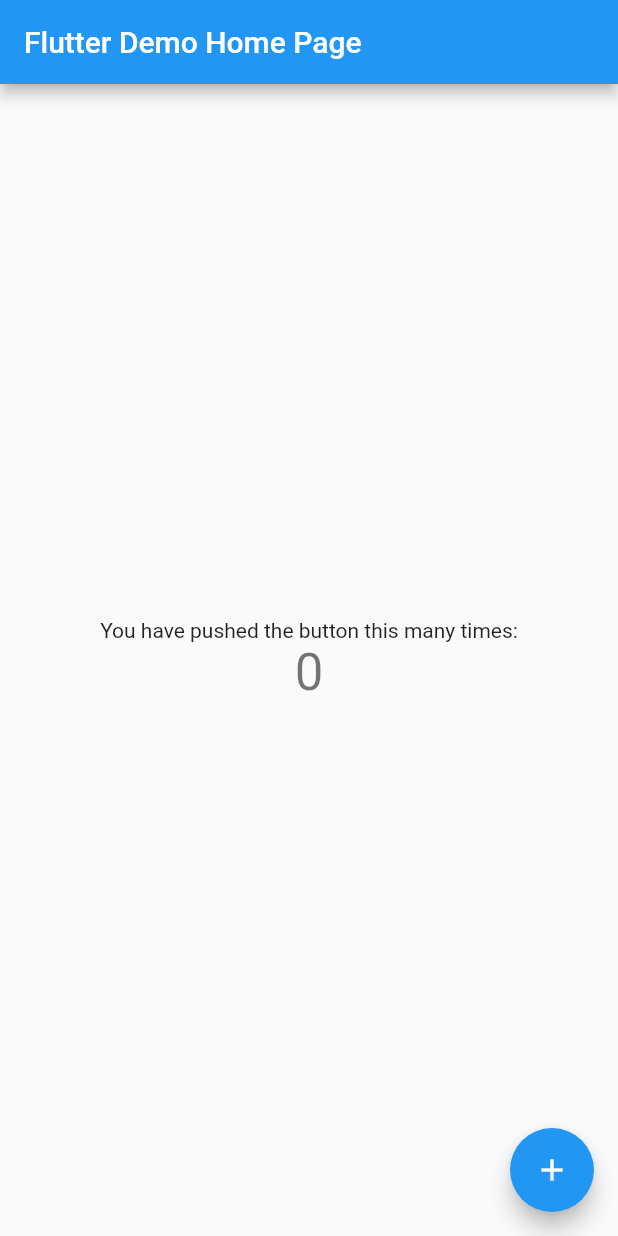
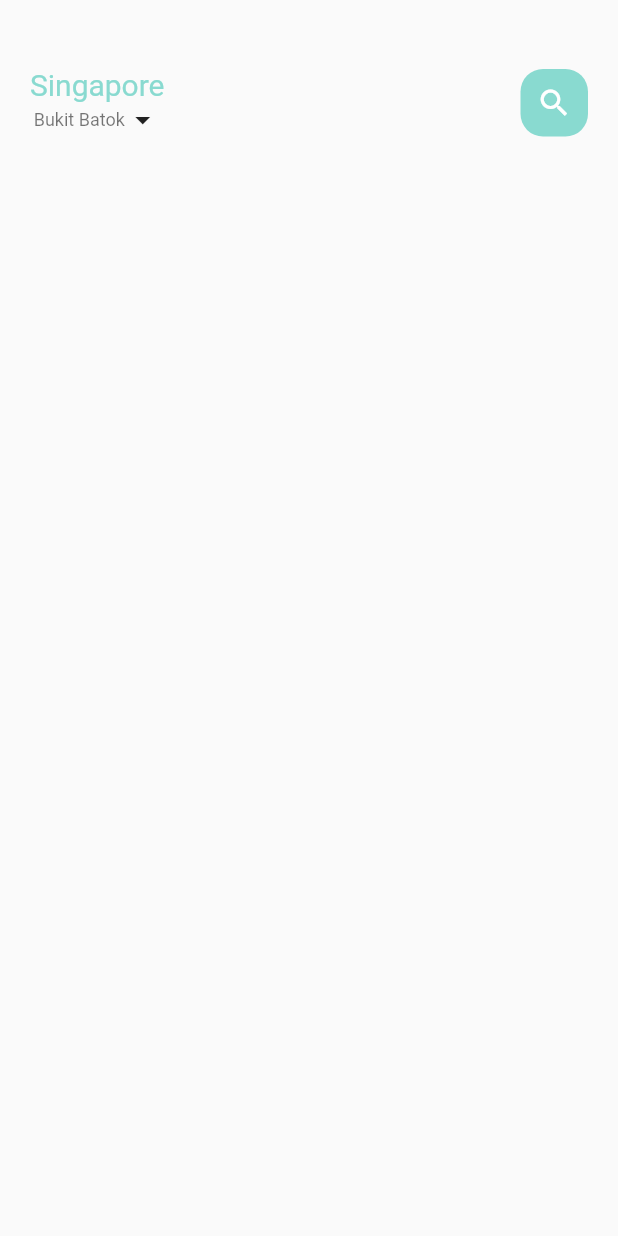
Before and after one commit to Roh00t/foodtastic, a Flutter app: the screen it shows after launch, on a phone screen of 412 x 824 dp. Run offline on Flutter 3.47's test engine with Material 2 defaults, Android fonts, the phone set to English and light mode, and no system bars.

Commit message:
UI header for main food page

```diff
--- /dev/null
+++ b/lib/home/main_food_page.dart
@@ -0,0 +1,59 @@
+import 'package:flutter/material.dart';
+import 'package:foodtastic/utils/colors.dart';
+import 'package:foodtastic/widgets/big_text.dart';
+import 'package:foodtastic/widgets/small_text.dart';
+
+class MainFoodPage extends StatefulWidget {
+  MainFoodPage({Key key}) : super(key: key);
+
+  @override
+  State<MainFoodPage> createState() => _MainFoodPageState();
+}
+
+class _MainFoodPageState extends State<MainFoodPage> {
+  @override
+  Widget build(BuildContext context) {
+    return Scaffold(
+      body: Column(
+        children: [
+          Container(
+            //Scrolling Parameter
+            child: Container(
+              margin: EdgeInsets.only(top: 45, bottom: 15),
+              padding: EdgeInsets.only(left: 20, right: 20),
+              child: Row(
+                mainAxisAlignment: MainAxisAlignment.spaceBetween,
+                children: [
+                  Column(
+                    children: [
+                      BigText(text: 'Singapore',color: AppColors.mainColor,),
+                      Row(
+                        children: [
+                          SmallText(text: 'Bukit Batok',color: Colors.black54,),
+                          Icon(Icons.arrow_drop_down_outlined),
+                        ],
+                      ),
+                    ],
+                  ),
+                  Center(
+                    child: Container(
+                      width: 45,
+                      height: 45,
+                      child: Icon(
+                        Icons.search,
+                        color: Colors.white,
+                      ),
+                      decoration: BoxDecoration(
+                          borderRadius: BorderRadius.circular(15),
+                          color: AppColors.mainColor),
+                    ),
+                  ),
+                ],
+              ),
+            ),
+          ),
+        ],
+      ),
+    );
+  }
+}
--- a/lib/main.dart
+++ b/lib/main.dart
@@ -1,4 +1,5 @@
 import 'package:flutter/material.dart';
+import 'package:foodtastic/home/main_food_page.dart';
 
 void main() {
   runApp(const MyApp());
@@ -11,105 +12,12 @@
   @override
   Widget build(BuildContext context) {
     return MaterialApp(
+      debugShowCheckedModeBanner: false,
       title: 'Flutter Demo',
       theme: ThemeData(
-        // This is the theme of your application.
-        //
-        // Try running your application with "flutter run". You'll see the
-        // application has a blue toolbar. Then, without quitting the app, try
-        // changing the primarySwatch below to Colors.green and then invoke
-        // "hot reload" (press "r" in the console where you ran "flutter run",
-        // or simply save your changes to "hot reload" in a Flutter IDE).
-        // Notice that the counter didn't reset back to zero; the application
-        // is not restarted.
         primarySwatch: Colors.blue,
       ),
-      home: const MyHomePage(title: 'Flutter Demo Home Page'),
+      home: MainFoodPage(),
     );
   }
 }
-
-class MyHomePage extends StatefulWidget {
-  const MyHomePage({Key key,  this.title}) : super(key: key);
-
-  // This widget is the home page of your application. It is stateful, meaning
-  // that it has a State object (defined below) that contains fields that affect
-  // how it looks.
-
-  // This class is the configuration for the state. It holds the values (in this
-  // case the title) provided by the parent (in this case the App widget) and
-  // used by the build method of the State. Fields in a Widget subclass are
-  // always marked "final".
-
-  final String title;
-
-  @override
-  State<MyHomePage> createState() => _MyHomePageState();
-}
-
-class _MyHomePageState extends State<MyHomePage> {
-  int _counter = 0;
-
-  void _incrementCounter() {
-    setState(() {
-      // This call to setState tells the Flutter framework that something has
-      // changed in this State, which causes it to rerun the build method below
-      // so that the display can reflect the updated values. If we changed
-      // _counter without calling setState(), then the build method would not be
-      // called again, and so nothing would appear to happen.
-      _counter++;
-    });
-  }
-
-  @override
-  Widget build(BuildContext context) {
-    // This method is rerun every time setState is called, for instance as done
-    // by the _incrementCounter method above.
-    //
-    // The Flutter framework has been optimized to make rerunning build methods
-    // fast, so that you can just rebuild anything that needs updating rather
-    // than having to individually change instances of widgets.
-    return Scaffold(
-      appBar: AppBar(
-        // Here we take the value from the MyHomePage object that was created by
-        // the App.build method, and use it to set our appbar title.
-        title: Text(widget.title),
-      ),
-      body: Center(
-        // Center is a layout widget. It takes a single child and positions it
-        // in the middle of the parent.
-        child: Column(
-          // Column is also a layout widget. It takes a list of children and
-          // arranges them vertically. By default, it sizes itself to fit its
-          // children horizontally, and tries to be as tall as its parent.
-          //
-          // Invoke "debug painting" (press "p" in the console, choose the
-          // "Toggle Debug Paint" action from the Flutter Inspector in Android
-          // Studio, or the "Toggle Debug Paint" command in Visual Studio Code)
-          // to see the wireframe for each widget.
-          //
-          // Column has various properties to control how it sizes itself and
-          // how it positions its children. Here we use mainAxisAlignment to
-          // center the children vertically; the main axis here is the vertical
-          // axis because Columns are vertical (the cross axis would be
-          // horizontal).
-          mainAxisAlignment: MainAxisAlignment.center,
-          children: <Widget>[
-            const Text(
-              'You have pushed the button this many times:',
-            ),
-            Text(
-              '$_counter',
-              style: Theme.of(context).textTheme.headline4,
-            ),
-          ],
-        ),
-      ),
-      floatingActionButton: FloatingActionButton(
-        onPressed: _incrementCounter,
-        tooltip: 'Increment',
-        child: const Icon(Icons.add),
-      ), // This trailing comma makes auto-formatting nicer for build methods.
-    );
-  }
-}
--- /dev/null
+++ b/lib/widgets/big_text.dart
@@ -0,0 +1,21 @@
+import 'package:flutter/material.dart';
+
+// ignore: must_be_immutable
+class BigText extends StatelessWidget {
+  Color color;
+  final String text;
+  double size;
+  TextOverflow overFlow;
+   BigText({Key key,this.color=const Color(0xFF332d2b), @required this.text, this.size=20, this.overFlow=TextOverflow.ellipsis}) : super(key: key);
+
+  @override
+  Widget build(BuildContext context) {
+    return Text(
+      text,
+      maxLines: 1,
+      overflow: overFlow,
+
+      style: TextStyle(color: color, fontSize: size, fontWeight: FontWeight.w400,fontFamily: 'Roboto'),
+    );
+  }
+}
--- /dev/null
+++ b/lib/widgets/small_text.dart
@@ -0,0 +1,26 @@
+import 'package:flutter/material.dart';
+
+// ignore: must_be_immutable
+class SmallText extends StatelessWidget {
+  Color color;
+  final String text;
+  double size;
+  double height;
+  SmallText({
+    Key key,
+    this.color = const Color(0xFFccc7c5),
+    @required this.text,
+    this.size = 12,
+    this.height = 1.2,
+  }) : super(key: key);
+
+  @override
+  Widget build(BuildContext context) {
+    return Text(
+      text,
+      style: TextStyle(
+        color: color, fontSize: size, fontFamily: 'Roboto',height: height,
+        ),
+    );
+  }
+}
```
